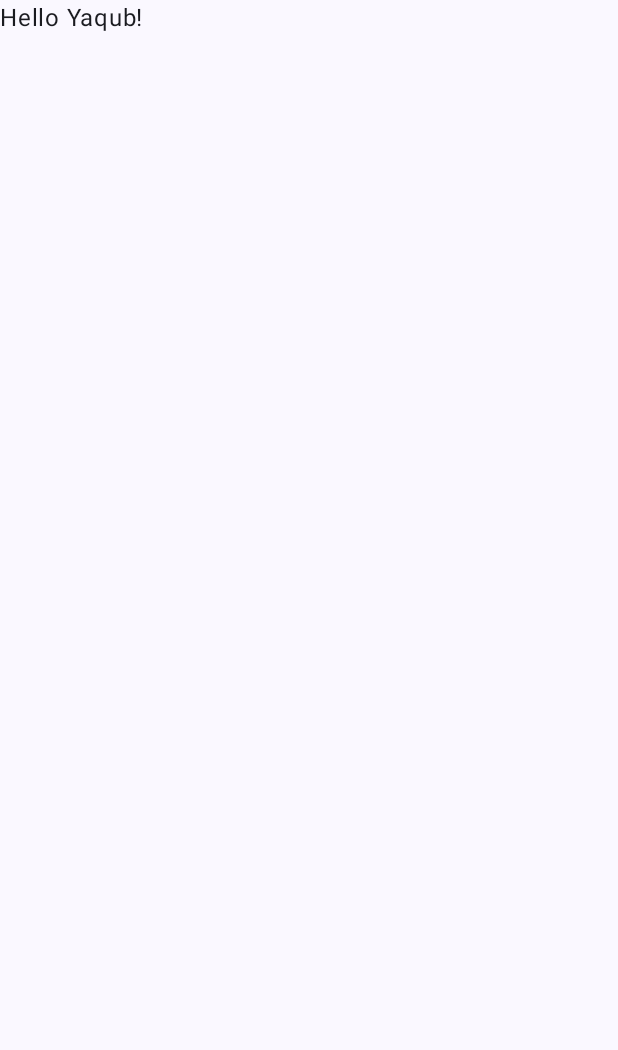
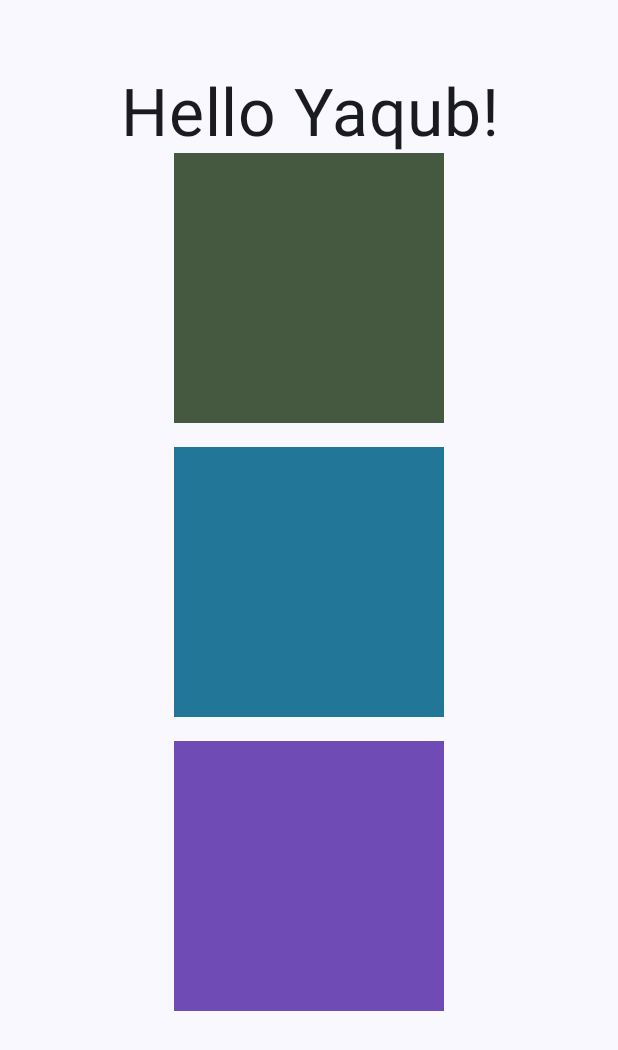
Before and after one commit to YaqubRahman/PrayerApp, an Android app built with Jetpack Compose: the screen it shows after launch (MainActivity), on a phone screen of 412 x 824 dp. Before the commit the part shown is almost empty. Shown: the top 1050 px of the screen. Run offline under Robolectric (Android 15) with nearby library versions, the phone set to English and light mode, and no system bars.

Commit message:
Added: 3 Boxes, centered the text and boxes, increased font size

```diff
--- a/app/src/main/java/com/example/prayerapp/MainActivity.kt
+++ b/app/src/main/java/com/example/prayerapp/MainActivity.kt
@@ -4,25 +4,42 @@ import android.os.Bundle
 import androidx.activity.ComponentActivity
 import androidx.activity.compose.setContent
 import androidx.compose.foundation.layout.fillMaxSize
+
+import androidx.compose.foundation.layout.Box
+import androidx.compose.foundation.background
+import androidx.compose.ui.Modifier
+import androidx.compose.ui.graphics.Color
+import androidx.compose.foundation.layout.size
+import androidx.compose.ui.unit.dp
+import androidx.compose.foundation.layout.Column
+import androidx.compose.foundation.layout.Spacer
+import androidx.compose.foundation.layout.fillMaxWidth
+import androidx.compose.foundation.layout.padding
+import androidx.compose.ui.Alignment
+
+
+import androidx.compose.foundation.layout.size
 import androidx.compose.material3.MaterialTheme
 import androidx.compose.material3.Surface
 import androidx.compose.material3.Text
 import androidx.compose.runtime.Composable
-import androidx.compose.ui.Modifier
+import androidx.compose.ui.text.style.TextAlign
 import androidx.compose.ui.tooling.preview.Preview
+import androidx.compose.ui.unit.sp
 import com.example.prayerapp.ui.theme.PrayerAppTheme
 
 class MainActivity : ComponentActivity() {
     override fun onCreate(savedInstanceState: Bundle?) {
         super.onCreate(savedInstanceState)
         setContent {
+
             PrayerAppTheme {
                 // A surface container using the 'background' color from the theme
                 Surface(
                     modifier = Modifier.fillMaxSize(),
                     color = MaterialTheme.colorScheme.background
                 ) {
-                    Greeting("Yaqub")
+                    myScreen()
                 }
             }
         }
@@ -30,10 +47,62 @@ class MainActivity : ComponentActivity() {
 }
 
 @Composable
+fun MyBox1(){
+    val customColor = Color(68, 89, 63)
+    Box(
+        modifier = Modifier
+            .size(180.dp)
+            .background(customColor)
+    )
+}
+
+
+@Composable
+fun MyBox2(){
+    val customColor = Color(34, 119, 153)
+    Box(
+        modifier = Modifier
+            .size(180.dp)
+            .background(customColor)
+    )
+}
+
+@Composable
+fun MyBox3(){
+    val customColor = Color(111, 76, 181)
+    Box(
+        modifier = Modifier
+            .size(180.dp)
+            .background(customColor)
+    )
+}
+
+@Composable
+fun myScreen(){
+    Column(
+        modifier = Modifier
+            .fillMaxSize()
+            .padding(50.dp),
+        horizontalAlignment  = (Alignment.CenterHorizontally)
+    ){
+        Greeting("Yaqub")
+        MyBox1()
+        Spacer(modifier = Modifier.size(16.dp))
+        MyBox2()
+        Spacer(modifier = Modifier.size(16.dp))
+        MyBox3()
+    }
+    }
+
+
+@Composable
 fun Greeting(name: String, modifier: Modifier = Modifier) {
     Text(
         text = "Hello $name!",
-        modifier = modifier
+        modifier = modifier.fillMaxWidth(),
+        textAlign = TextAlign.Center,
+        fontSize = 44.sp
+
     )
 }
 
@@ -41,6 +110,6 @@ fun Greeting(name: String, modifier: Modifier = Modifier) {
 @Composable
 fun GreetingPreview() {
     PrayerAppTheme {
-        Greeting("Android")
+        myScreen()
     }
 }
```
